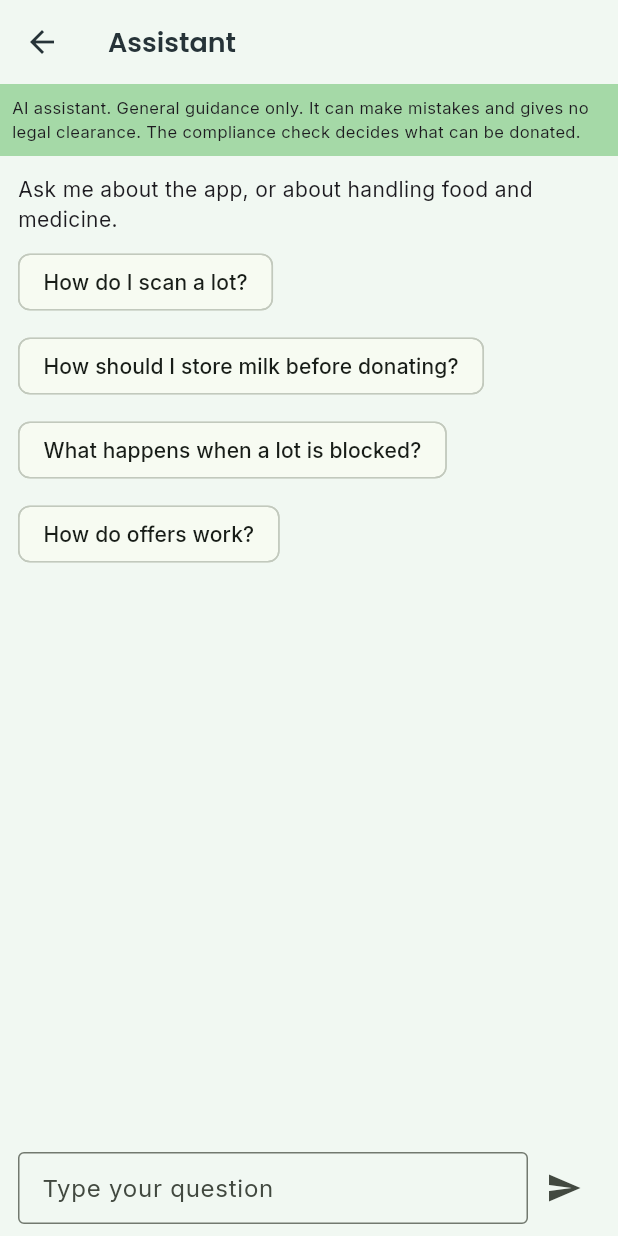
After one commit to NithyaV7/EquipShare-App, a Flutter app: the ChatScreen screen opened directly, after a tap on the "send" icon, on a phone screen of 412 x 824 dp. The commit adds this screen. Run offline on Flutter 3.47's test engine with Material 3 defaults, Android fonts, the phone set to English and light mode, and no system bars; our stand-ins replace camera, cloud_firestore, firebase_ai, firebase_auth, firebase_core, firebase_messaging and 5 more; missing offline and left inert: google_mlkit_barcode_scanning, google_mlkit_text_recognition; accounts and stored records are empty.

Commit message:
Add AI assistant

```diff
--- /dev/null
+++ b/lib/chat/chat_service.dart
@@ -0,0 +1,93 @@
+import 'package:firebase_ai/firebase_ai.dart';
+
+/// The Gemini model used by the assistant. Google retires old model names over time.
+/// If the assistant says it is not available, check the current model name in the
+/// Firebase AI Logic documentation and change this one line.
+const kAiModel = 'gemini-3.8-flash';
+
+const _guide = '''
+You are the EquiShare assistant, inside a mobile app that connects stores and pharmacies that have surplus food and medicine with local kitchens, clinics and food banks.
+
+How the app works:
+- Donors (stores, pharmacies): the Scan tab adds lots to a batch. Live scan (Android only) keeps the camera open and reads barcodes and expiry dates. Scan label takes one photo. Items can also be typed in. Then Review and clear lots runs the compliance check, Find recipients matches cleared lots to nearby recipients by distance and free capacity, and sending an offer notifies the recipient. The Custody tab shows a hash-linked log of every step. The ESG tab shows totals and exports a PDF. Profile holds the ESG factors and the Allow medicine lots switch, which is off by default.
+- Recipients (kitchens, clinics, food banks): set the profile (what you accept, free capacity, location), then use Offers to accept or decline, and Track to confirm pickup and delivery.
+- Offline: the pill at the top shows Offline or Synced. Lots scanned offline are queued and upload when the phone reconnects.
+- Compliance check: expired lots are blocked, short-dated lots are flagged, restricted medicines are blocked, unreadable dates go to review. Medicine lots are held for review until the donor switches them on.
+
+Rules for your answers:
+- Be short and clear. Use plain words. Use at most 6 sentences unless asked for more.
+- Never say that a food or medicine is safe, legal or approved to donate. The app's compliance check and the donor's own judgement decide, and the app gives no legal clearance.
+- For food: give general handling advice such as keeping cold items cold, checking dates, and not donating anything damaged, opened, or with unreadable labels. Say that rules vary and to check with the local food-safety authority when unsure.
+- For medicine: do not give dosing, diagnosis or treatment advice. Say that redistributing medicine is regulated and the user should check with the medicines regulator or a pharmacist.
+- Only describe app features listed above. If you do not know something about the app, say so.
+- If a question is unrelated to EquiShare, food donation or food and medicine handling, politely say you can only help with those.
+''';
+
+/// Talks to Gemini through Firebase AI Logic. No API key is stored in the app.
+class ChatService {
+  ChatService._();
+  static final ChatService instance = ChatService._();
+
+  GenerativeModel? _model;
+  ChatSession? _chat;
+
+  GenerativeModel _m() => _model ??= FirebaseAI.googleAI().generativeModel(
+        model: kAiModel,
+        systemInstruction: Content.system(_guide),
+      );
+
+  /// Starts a new conversation.
+  void reset() => _chat = null;
+
+  Future<String> ask(String message) async {
+    _chat ??= _m().startChat();
+    final r = await _chat!.sendMessage(Content.text(message));
+    final t = r.text?.trim();
+    if (t == null || t.isEmpty) return 'I could not answer that. Please try asking in another way.';
+    return t;
+  }
+
+  /// Suggests an item name and a short handling note from label text.
+  /// First line is the name, the following text is the note.
+  Future<String> suggest(String labelText) async {
+    final prompt = '''
+Here is text read from a product label by a scanner. It may contain mistakes.
+
+$labelText
+
+Reply with exactly two lines.
+Line 1: a short product name, at most 6 words, with no brand slogans.
+Line 2: one short storage or handling note, for example "Keep refrigerated" or "Keep dry and sealed".
+If you cannot tell what the product is, reply with "Unknown item" on line 1 and "Check the label by eye" on line 2.
+Do not say whether it is safe or allowed to donate.
+''';
+    final r = await _m().generateContent([Content.text(prompt)]);
+    return r.text?.trim() ?? '';
+  }
+}
+
+/// Turns an error into a message people can act on.
+String aiErrorMessage(Object e) {
+  final t = e.toString();
+  final lower = t.toLowerCase();
+  String why;
+  if (lower.contains('socket') ||
+      lower.contains('network') ||
+      lower.contains('host lookup') ||
+      lower.contains('unavailable')) {
+    why = 'No internet connection. The assistant needs internet.';
+  } else if (lower.contains('quota') || lower.contains('429') || lower.contains('rate')) {
+    why = 'The assistant is busy or the free limit was reached. Try again in a minute.';
+  } else if (lower.contains('not found') ||
+      lower.contains('404') ||
+      lower.contains('permission') ||
+      lower.contains('403') ||
+      lower.contains('has not been used') ||
+      lower.contains('disabled')) {
+    why = 'The assistant is not switched on for this project yet. In the Firebase console, open AI Logic and enable the Gemini Developer API. The model name may also need updating.';
+  } else {
+    why = 'The assistant could not answer right now.';
+  }
+  final detail = t.length > 120 ? '${t.substring(0, 120)}…' : t;
+  return '$why\n\n($detail)';
+}
--- /dev/null
+++ b/lib/ui/chat_screen.dart
@@ -0,0 +1,174 @@
+import 'package:flutter/material.dart';
+import '../app_state.dart';
+import '../chat/chat_service.dart';
+import '../core/theme.dart';
+
+class ChatButton extends StatelessWidget {
+  const ChatButton({super.key});
+  @override
+  Widget build(BuildContext context) {
+    return IconButton(
+      tooltip: 'Assistant',
+      icon: const Icon(Icons.auto_awesome),
+      onPressed: () =>
+          Navigator.of(context).push(MaterialPageRoute(builder: (_) => const ChatScreen())),
+    );
+  }
+}
+
+class _Msg {
+  _Msg(this.mine, this.text);
+  final bool mine;
+  final String text;
+}
+
+class ChatScreen extends StatefulWidget {
+  const ChatScreen({super.key});
+  @override
+  State<ChatScreen> createState() => _ChatScreenState();
+}
+
+class _ChatScreenState extends State<ChatScreen> {
+  final _input = TextEditingController();
+  final _scroll = ScrollController();
+  final List<_Msg> _msgs = [];
+  bool _busy = false;
+
+  static const _ideas = [
+    'How do I scan a lot?',
+    'How should I store milk before donating?',
+    'What happens when a lot is blocked?',
+    'How do offers work?',
+  ];
+
+  @override
+  void initState() {
+    super.initState();
+    ChatService.instance.reset(); // every visit starts a fresh conversation
+  }
+
+  @override
+  void dispose() {
+    _input.dispose();
+    _scroll.dispose();
+    super.dispose();
+  }
+
+  void _scrollDown() {
+    WidgetsBinding.instance.addPostFrameCallback((_) {
+      if (_scroll.hasClients) {
+        _scroll.animateTo(_scroll.position.maxScrollExtent,
+            duration: const Duration(milliseconds: 200), curve: Curves.easeOut);
+      }
+    });
+  }
+
+  Future<void> _send([String? preset]) async {
+    final text = (preset ?? _input.text).trim();
+    if (text.isEmpty || _busy) return;
+    setState(() {
+      _msgs.add(_Msg(true, text));
+      _busy = true;
+      _input.clear();
+    });
+    _scrollDown();
+    String answer;
+    try {
+      answer = await ChatService.instance.ask(text);
+    } catch (e) {
+      answer = aiErrorMessage(e);
+    }
+    if (!mounted) return;
+    setState(() {
+      _msgs.add(_Msg(false, answer));
+      _busy = false;
+    });
+    _scrollDown();
+  }
+
+  @override
+  Widget build(BuildContext context) {
+    final s = AppScope.of(context);
+    return Scaffold(
+      appBar: AppBar(title: const Text('Assistant')),
+      body: !s.cloud.enabled
+          ? const Center(
+              child: Padding(
+                padding: EdgeInsets.all(24),
+                child: Text(
+                  'The assistant needs Firebase and an internet connection. Finish the Firebase setup, then sign in with an account.',
+                  textAlign: TextAlign.center,
+                ),
+              ),
+            )
+          : Column(children: [
+              Container(
+                width: double.infinity,
+                color: Tokens.primaryLight,
+                padding: const EdgeInsets.all(8),
+                child: const Text(
+                  'AI assistant. General guidance only. It can make mistakes and gives no legal clearance. The compliance check decides what can be donated.',
+                  style: TextStyle(fontSize: 11),
+                ),
+              ),
+              Expanded(
+                child: ListView(
+                  controller: _scroll,
+                  padding: const EdgeInsets.all(12),
+                  children: [
+                    if (_msgs.isEmpty) ...[
+                      const Text('Ask me about the app, or about handling food and medicine.'),
+                      const SizedBox(height: 8),
+                      Wrap(spacing: 8, runSpacing: 8, children: [
+                        for (final q in _ideas)
+                          ActionChip(label: Text(q), onPressed: () => _send(q)),
+                      ]),
+                    ],
+                    for (final m in _msgs)
+                      Align(
+                        alignment: m.mine ? Alignment.centerRight : Alignment.centerLeft,
+                        child: Container(
+                          margin: const EdgeInsets.only(top: 8),
+                          padding: const EdgeInsets.all(10),
+                          constraints:
+                              BoxConstraints(maxWidth: MediaQuery.of(context).size.width * 0.8),
+                          decoration: BoxDecoration(
+                            color: m.mine ? Tokens.primary : Colors.white,
+                            borderRadius: BorderRadius.circular(12),
+                          ),
+                          child: Text(m.text,
+                              style: TextStyle(color: m.mine ? Colors.white : Tokens.text)),
+                        ),
+                      ),
+                    if (_busy)
+                      const Padding(
+                        padding: EdgeInsets.only(top: 12),
+                        child: Align(
+                            alignment: Alignment.centerLeft, child: Text('Thinking…')),
+                      ),
+                  ],
+                ),
+              ),
+              SafeArea(
+                child: Padding(
+                  padding: const EdgeInsets.fromLTRB(12, 4, 12, 8),
+                  child: Row(children: [
+                    Expanded(
+                      child: TextField(
+                        controller: _input,
+                        textInputAction: TextInputAction.send,
+                        onSubmitted: (_) => _send(),
+                        decoration: const InputDecoration(
+                            hintText: 'Type your question',
+                            border: OutlineInputBorder(),
+                            isDense: true),
+                      ),
+                    ),
+                    IconButton(onPressed: _busy ? null : _send, icon: const Icon(Icons.send)),
+                  ]),
+                ),
+              ),
+            ]),
+    );
+  }
+}
--- a/lib/ui/recipient.dart
+++ b/lib/ui/recipient.dart
@@ -2,6 +2,7 @@ import 'package:flutter/material.dart';
 import '../app_state.dart';
 import '../core/theme.dart';
 import '../models.dart';
+import 'chat_screen.dart';
 import 'notifications.dart';
 import 'profile.dart';
 import 'widgets.dart';
@@ -18,7 +19,7 @@ class _RecipientShellState extends State<RecipientShell> {
   Widget build(BuildContext context) {
     const titles = ['EquiShare', 'Offers', 'Pickup tracking', 'Profile'];
     return Scaffold(
-      appBar: AppBar(title: Text(titles[i]), actions: const [NotificationsButton(), SyncPill()]),
+      appBar: AppBar(title: Text(titles[i]), actions: const [ChatButton(), NotificationsButton(), SyncPill()]),
       body: IndexedStack(index: i, children: const [
         RecipientHome(),
         OffersTab(),
--- a/pubspec.yaml
+++ b/pubspec.yaml
@@ -1,7 +1,7 @@
 name: equishare
 description: EquiShare - local surplus food and medicine redistributor.
 publish_to: 'none'
-version: 0.4.0+4
+version: 0.5.0+5
 
 environment:
   sdk: ^3.3.0
@@ -22,6 +22,7 @@ dependencies:
   firebase_core: any
   firebase_auth: any
   firebase_messaging: any
+  firebase_ai: any
   cloud_firestore: any
 
 dev_dependencies:
```
Also changed, not shown: lib/ui/donor.dart (+55 -1 lines), 1 other file.
